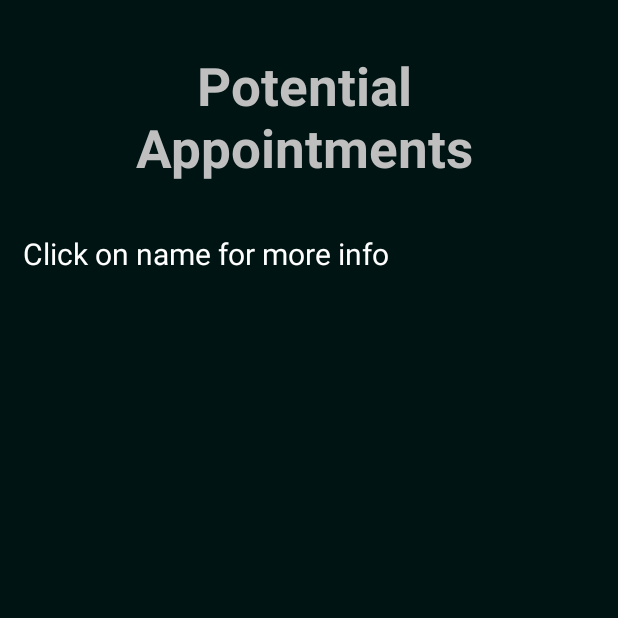
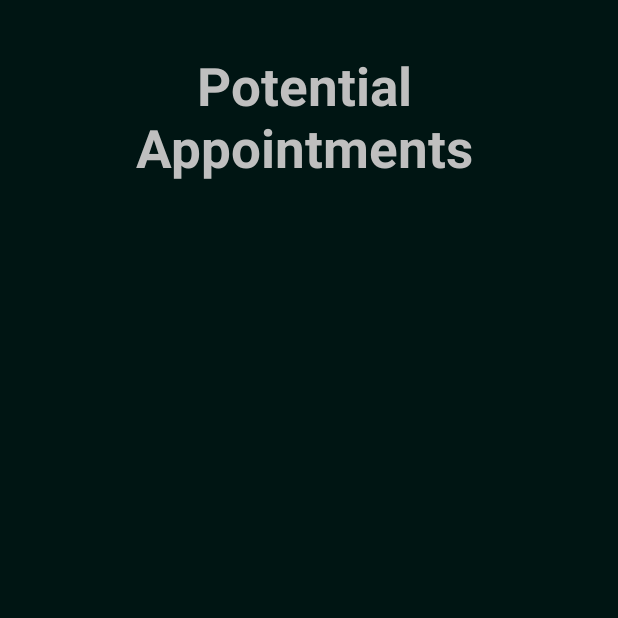
Before and after one commit to BalLotay/MediME, an Android app: the MainActivityListAppointments screen opened directly, with no data from a screen before it, on a phone screen of 412 x 824 dp, the top half of it. Run offline under Robolectric (Android 15) with nearby library versions, the phone set to English and light mode, and no system bars; our stand-ins replace Firebase (no records; nobody signed in at launch, a user with empty details on screens opened directly).

Commit message:
Remove unwanted display message

```diff
--- a/FinalProject/LoginApp/app/src/main/res/layout/activity_main_list_appointments.xml
+++ b/FinalProject/LoginApp/app/src/main/res/layout/activity_main_list_appointments.xml
@@ -43,16 +43,6 @@
             android:orientation="vertical"
             tools:layout_editor_absoluteX="0dp"
             tools:layout_editor_absoluteY="90dp">
-
-            <TextView
-                android:layout_width="match_parent"
-                android:layout_height="50dp"
-                android:layout_margin="10dp"
-                android:text="Click on name for more info"
-                android:textColor="@color/white"
-                android:textSize="20sp">
-            </TextView>
-
         </LinearLayout>
 
     </ScrollView>
```
